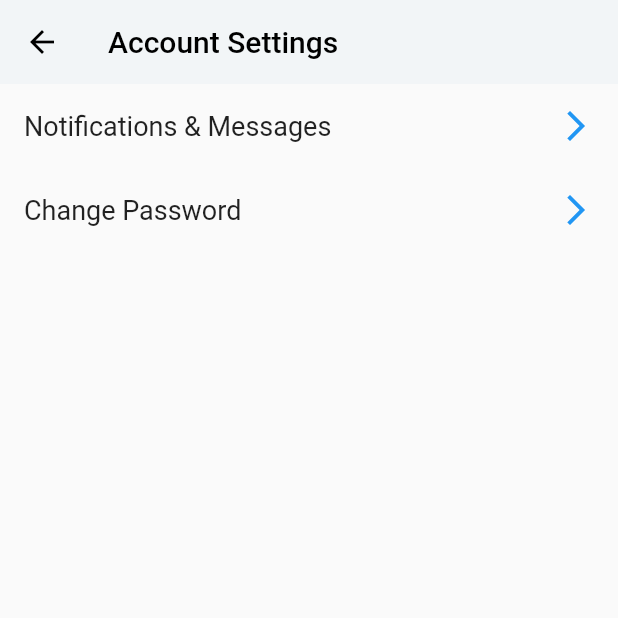
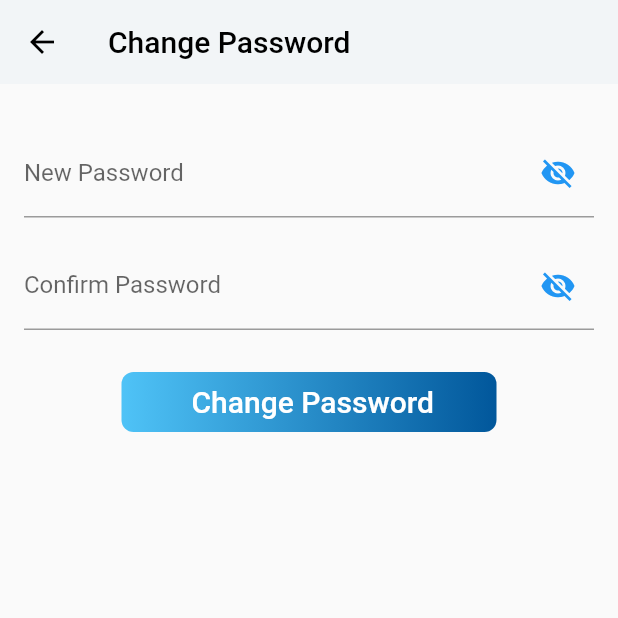
Before and after one commit to brudex/cornerstonemobile, a Flutter app: the AccountSettings screen opened directly, after a tap on "Change Password", on a phone screen of 412 x 824 dp, the top half of it. Run offline on Flutter 3.47's test engine with Material 2 defaults, Android fonts, the phone set to English and light mode, and no system bars; our stand-ins replace badges, flutter_calendar_carousel, flutter_svg, geocoding, image_picker, shared_preferences and 3 more; missing offline and left inert: chewie_audio; accounts and stored records are empty; project files that could hold a hidden picture were left out.

Commit message:
Change Password Screen

```diff
--- a/lib/access_pages/forgot_password.dart
+++ b/lib/access_pages/forgot_password.dart
@@ -84,7 +84,7 @@ class ForgotPasswordState extends State<ForgotPassword> {
     if (message['status_code'] == "00") {
       Navigator.pop(context);
 
-      successAlertDialog(context, message['message'], 'Log In to Continue');
+     failedAlertDialog(context, "Success",  message['message']);
     } else {
       Navigator.pop(context);
 
--- a/lib/ui/main_screens/home/homepage_1.dart
+++ b/lib/ui/main_screens/home/homepage_1.dart
@@ -63,7 +63,7 @@ class _HomePage1State extends State<HomePage1> {
         "http://157.230.150.194:3000/api/churchcontent/video?limit=0&offset=0";
 
     var audioUrls =
-        "http://157.230.150.194:3000/api/churchcontent/audio?limit=0&offset=0";
+        "http://157.230.150.194:3000/api/churchcontent/sermon?limit=0&offset=0";
 
     var churchUrl = "http://157.230.150.194:3000/api/church";
 
--- a/lib/ui/main_screens/more/more_pages/account_settings.dart
+++ b/lib/ui/main_screens/more/more_pages/account_settings.dart
@@ -1,3 +1,4 @@
+import 'package:cornerstone/ui/main_screens/more/more_pages/account_settings/change_password.dart';
 import 'package:flutter/material.dart';
 
 class AccountSettings extends StatelessWidget {
@@ -47,7 +48,14 @@ class AccountSettings extends StatelessWidget {
             ),
 
             trailing: Icon(Icons.arrow_forward_ios_sharp, color: Colors.blue ),
-            onTap: () {},
+            onTap: () {
+               Navigator.push(
+                    context,
+                    MaterialPageRoute(
+                      builder: (context) => ChangePassword(),
+                    ),
+                  );
+            },
           ),
         ],
       ),
--- /dev/null
+++ b/lib/ui/main_screens/more/more_pages/account_settings/change_password.dart
@@ -0,0 +1,300 @@
+import 'package:cornerstone/ui/widgets/dialogs.dart';
+import 'package:flutter/material.dart';
+import 'package:http/http.dart' as http;
+import 'dart:convert';
+import 'dart:async';
+import 'package:shared_preferences/shared_preferences.dart';
+import 'dart:io';
+
+
+class ChangePassword extends StatefulWidget {
+  @override
+  State createState() => ChangePasswordState();
+}
+
+class ChangePasswordState extends State<ChangePassword> {
+  TextEditingController _pwController, _confirmpwController;
+
+  FocusNode _pwFocus, _confirmpwFocus;
+
+  // Initially password is obscure
+  bool _obscureText = true;
+  bool _obscureText2 = true;
+  String _password;
+  String _confirmpassword;
+
+  // ignore: non_constant_identifier_names
+  bool password_verify = true;
+  // ignore: non_constant_identifier_names
+  bool confirmPassword_verify = true;
+
+  bool isValidPassword() {
+    if ((_password == null) || (_password.length == 0)) {
+      return true;
+    }
+    // ignore: null_aware_before_operator
+    return (_password?.length > 6);
+  }
+
+  bool isSamePassword() {
+    if ((_confirmpassword == _password)) {
+      return true;
+    } else {
+      return false;
+    }
+  }
+
+  void _toggle() {
+    setState(() {
+      _obscureText = !_obscureText;
+    });
+  }
+
+  void _toggle2() {
+    setState(() {
+      _obscureText2 = !_obscureText2;
+    });
+  }
+
+  void _validate() {
+    setState(() {
+      _password = _pwController.text;
+      _confirmpassword = _confirmpwController.text;
+    });
+  }
+
+  void performChangePassword() {
+    //ChangePassword here
+
+    if ((_pwController.text == null) || (_pwController.text == '')) {
+      setState(() {
+        password_verify = false;
+      });
+      // ignore: null_aware_before_operator
+    } else if (_pwController.text?.length <= 6) {
+      setState(() {
+        password_verify = false;
+      });
+    } else {
+      setState(() {
+        password_verify = true;
+      });
+    }
+
+    if (_confirmpwController.text != _pwController.text) {
+      setState(() {
+        confirmPassword_verify = false;
+      });
+    } else if (_confirmpwController.text == _pwController.text) {
+      setState(() {
+        confirmPassword_verify = true;
+      });
+    }
+
+    if (password_verify == true && confirmPassword_verify == true) {
+      print('All is true');
+
+      showLoading(context);
+      changePassword();
+      // print(map[_currentSelectedValue].toInt());
+    }
+  }
+
+
+
+  Future changePassword() async {
+      final SharedPreferences prefs = await SharedPreferences.getInstance();
+
+    var token = "${prefs.getString('token')}";
+    var url = "http://157.230.150.194:3000/api/users/change_password";
+
+    var data = {
+      "password": "${_pwController.text}",
+      "confirmPassword": "${_confirmpwController.text}",
+    };
+
+     var response = await http.post(
+      Uri.parse(url),
+      body: data,
+      headers: {HttpHeaders.authorizationHeader: "Bearer $token"},
+    );
+    var message = jsonDecode(response.body);
+    print(message);
+    print(message['message']);
+    print(message['status_code']);
+    print(message['reason']);
+
+    //using status_code 03 for now
+    if (message['status_code'] == "03") {
+      Navigator.pop(context);
+
+      failedAlertDialog(context,"Success", message['message']);
+    } else {
+      Navigator.pop(context);
+
+      failedAlertDialog(context, message['message'], message['reason']);
+    }
+  }
+
+  @override
+  void initState() {
+    _pwController = TextEditingController();
+    _confirmpwController = TextEditingController();
+
+    _pwFocus = FocusNode();
+    _confirmpwFocus = FocusNode();
+
+    super.initState();
+  }
+
+  @override
+  Widget build(BuildContext context) {
+    return Scaffold(
+      appBar:  AppBar(
+          elevation: 0,
+          backgroundColor: Color.fromRGBO(242, 245, 247, 1),
+          title: Text(
+            'Change Password',
+            style: TextStyle(color: Colors.black),
+          ),
+          leading: IconButton(
+              icon: Icon(
+                Icons.arrow_back,
+                color: Colors.black,
+              ),
+              onPressed: () {
+                Navigator.pop(context);
+              }),
+        ),
+      body: SingleChildScrollView(
+        child: SafeArea(
+          child: Column(
+            mainAxisSize: MainAxisSize.max,
+            mainAxisAlignment: MainAxisAlignment.spaceBetween,
+            children: <Widget>[
+              Column(
+                children: [
+                  SizedBox(
+                    height: 30,
+                  ),
+
+               /*    Row(
+                    children: [
+                      Padding(
+                        padding: const EdgeInsets.all(16.0),
+                        child: Text(
+                          'Change Password',
+                          style: TextStyle(fontSize: 28.0, color: Colors.blue),
+                          textAlign: TextAlign.left,
+                        ),
+                      ),
+                    ],
+                  ), */
+
+                  Padding(
+                    padding: const EdgeInsets.only(
+                        left: 16.0, right: 16, bottom: 16),
+                    child: Material(
+                      color: Colors.transparent,
+                      borderRadius: BorderRadius.circular(10.0),
+                      child: TextField(
+                        focusNode: _pwFocus,
+                        controller: _pwController,
+                        obscureText: _obscureText,
+                        textInputAction: TextInputAction.done,
+                        onSubmitted: (input) {
+                          _pwFocus.unfocus();
+                          _password = input;
+                          performChangePassword();
+                        },
+                        onTap: _validate,
+                        decoration: InputDecoration(
+                          labelText: "New Password",
+                          hintText: 'Enter your password',
+                          errorText: isValidPassword() && password_verify
+                              ? null
+                              : "Password too short.",
+                          suffixIcon: IconButton(
+                            icon: Icon(
+                              _obscureText
+                                  ? Icons.visibility_off
+                                  : Icons.visibility,
+                              color: Colors.blue,
+                            ),
+                            onPressed: _toggle,
+                          ),
+                        ),
+                      ),
+                    ),
+                  ),
+                  Padding(
+                    padding: const EdgeInsets.only(
+                        left: 16.0, right: 16, bottom: 16),
+                    child: Material(
+                      color: Colors.transparent,
+                      borderRadius: BorderRadius.circular(10.0),
+                      child: TextField(
+                        focusNode: _confirmpwFocus,
+                        controller: _confirmpwController,
+                        obscureText: _obscureText2,
+                        textInputAction: TextInputAction.done,
+                        onSubmitted: (input) {
+                          _confirmpwFocus.unfocus();
+                          _confirmpassword = input;
+                          performChangePassword();
+                        },
+                        onTap: _validate,
+                        decoration: InputDecoration(
+                          labelText: "Confirm Password",
+                          hintText: 'Enter your password',
+                          errorText: isSamePassword() && confirmPassword_verify
+                              ? null
+                              : "Passwords do not match",
+                          suffixIcon: IconButton(
+                            icon: Icon(
+                              _obscureText2
+                                  ? Icons.visibility_off
+                                  : Icons.visibility,
+                              color: Colors.blue,
+                            ),
+                            onPressed: _toggle2,
+                          ),
+                        ),
+                      ),
+                    ),
+                  ),
+                ],
+              ),
+              Container(
+                width: 250,
+                margin: EdgeInsets.only(top: 12, bottom: 5),
+                decoration: BoxDecoration(
+                  //   color: Colors.blue,
+                  shape: BoxShape.rectangle,
+                  borderRadius: BorderRadius.all(
+                    Radius.circular(8),
+                  ),
+                  gradient: LinearGradient(
+                    begin: Alignment.centerLeft,
+                    end: Alignment.centerRight,
+                    colors: [Color(0xff4fc3f7), Color(0xff01579b)],
+                  ),
+                ),
+                //width: 320,
+                height: 40,
+                // ignore: deprecated_member_use
+                child: FlatButton(
+                  child: Text(' Change Password',
+                      style: TextStyle(fontSize: 20, color: Colors.white)),
+                  onPressed: () {
+                    performChangePassword();
+                  },
+                ),
+              ),
+            ],
+          ),
+        ),
+      ),
+    );
+  }
+}
--- a/lib/ui/main_screens/search/search_page.dart
+++ b/lib/ui/main_screens/search/search_page.dart
@@ -215,7 +215,7 @@ class _SearchPageState extends State<SearchPage> {
                                       child: results[i] == 'sermon'
                                           ? AudioTile(
                                               url:
-                                                  "http://157.230.150.194:3000/uploads/sermons/SermonAudio%20-%20Media%20Player_2.mp3",
+                                                  _contentData[i],
                                             )
                                           : results[i] == 'video'
                                               ? InkWell(
```
Also changed, not shown: lib/ui/main_screens/more/more_pages/contact_us.dart (+41 -9 lines), lib/ui/main_screens/more/more_pages/event_2.dart (+8 -3 lines), images/facebook.png (added), images/instagram.png (added), images/instagram2.png (added), images/twitter.png (added), lib/ui/main_screens/more/more_pages/account_settings/notifications.dart (added).
